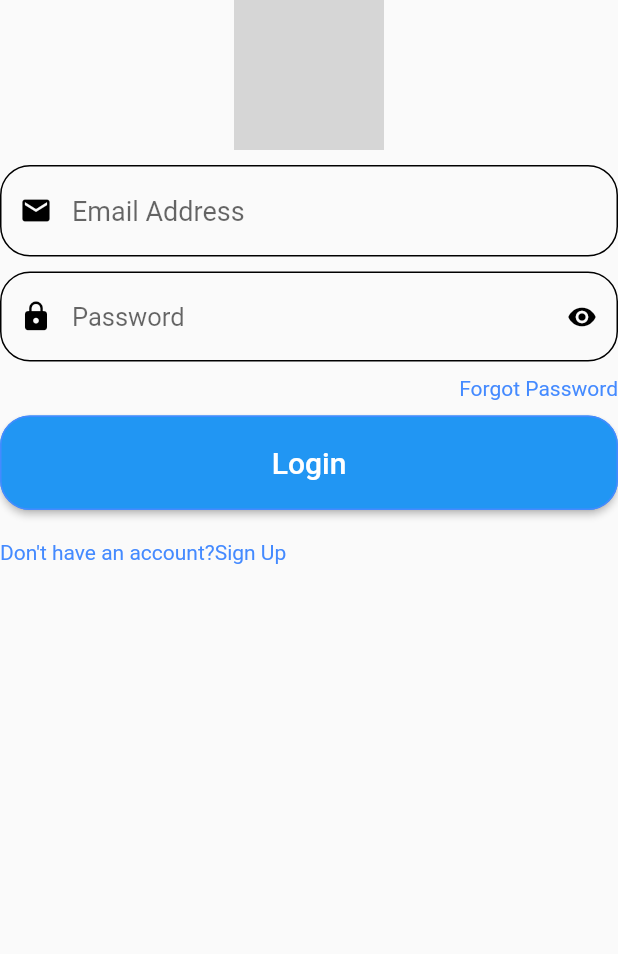
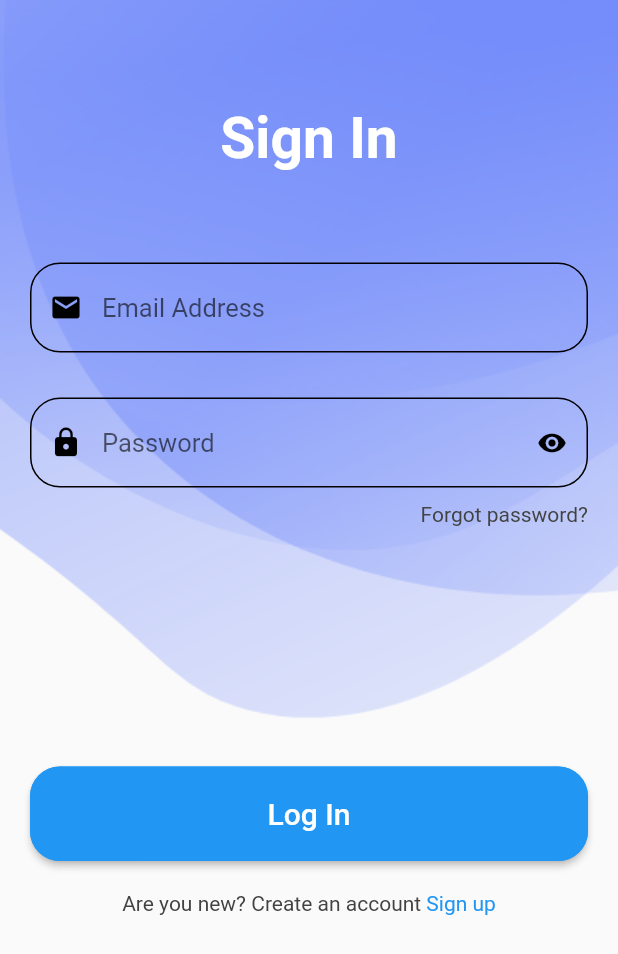
Before and after one commit to sundipthapa/Butcheryshop, a Flutter app: the screen it shows after launch, on a phone screen of 412 x 824 dp. Shown: the top 954 px of the screen. Run offline on Flutter 3.47's test engine with Material 2 defaults, Android fonts, the light colour scheme and no system bars; Roboto replaces fonts that are missing (WorkSansSemiBold); grey boxes are pictures that could not be loaded.

Commit message:
:art: improve on the login screen

```diff
--- a/lib/screens/auth/login.dart
+++ b/lib/screens/auth/login.dart
@@ -1,46 +1,64 @@
+import 'package:flutter/cupertino.dart';
 import 'package:flutter/material.dart';
 
 class LoginScreen extends StatefulWidget {
   const LoginScreen({Key? key}) : super(key: key);
 
   @override
-  State<LoginScreen> createState() => _LoginScreenState();
+  _LoginScreenState createState() => _LoginScreenState();
 }
 
 class _LoginScreenState extends State<LoginScreen> {
-  TextEditingController _emailcontroller = TextEditingController();
+  TextEditingController _emailController = TextEditingController();
   TextEditingController _passwordController = TextEditingController();
 
   bool _obscureTextPassword = true;
+
   @override
   Widget build(BuildContext context) {
-    return Scaffold(
-      body: Container(
+    return SafeArea(
+      child: Scaffold(
+        body: SingleChildScrollView(
+          child: Container(
+            height: 800,
+            padding: EdgeInsets.all(20),
+            decoration: BoxDecoration(
+              image: DecorationImage(
+                image: AssetImage(
+                  "assets/images/b1.png",
+                ),
+                fit: BoxFit.cover,
+              ),
+            ),
             child: Column(
               children: [
-            Image.asset(
-              "logo.png",
-              height: 100,
-              width: 100,
+                SizedBox(
+                  height: 50,
+                ),
+                Text(
+                  "Sign In",
+                  style: TextStyle(
+                    color: Colors.white,
+                    fontSize: 38,
+                    fontFamily: 'WorkSansSemiBold',
+                    fontWeight: FontWeight.bold,
+                  ),
                 ),
                 SizedBox(
-              height: 10,
+                  height: 60,
                 ),
                 TextFormField(
-              controller: _emailcontroller,
+                  controller: _emailController,
                   keyboardType: TextInputType.emailAddress,
                   style: const TextStyle(
                       fontFamily: 'WorkSansSemiBold',
-                fontSize: 18,
-                color: Colors.black,
-              ),
+                      fontSize: 16.0,
+                      color: Colors.black),
                   decoration: InputDecoration(
                     enabledBorder: OutlineInputBorder(
-                  borderRadius: BorderRadius.circular(20),
-                ),
+                        borderRadius: BorderRadius.circular(20)),
                     focusedBorder: OutlineInputBorder(
-                  borderRadius: BorderRadius.circular(20),
-                ),
+                        borderRadius: BorderRadius.circular(20)),
                     border: InputBorder.none,
                     prefixIcon: Icon(
                       Icons.email,
@@ -48,27 +66,25 @@ class _LoginScreenState extends State<LoginScreen> {
                       size: 22.0,
                     ),
                     hintText: 'Email Address',
-                hintStyle: TextStyle(fontFamily: 'WorkSansSemiBold'),
+                    hintStyle: TextStyle(
+                        fontFamily: 'WorkSansSemiBold', fontSize: 17.0),
                   ),
                 ),
                 SizedBox(
-              height: 10,
+                  height: 30,
                 ),
                 TextFormField(
                   controller: _passwordController,
                   obscureText: _obscureTextPassword,
                   style: const TextStyle(
-                fontFamily: "WorkSansSemiBold",
+                      fontFamily: 'WorkSansSemiBold',
                       fontSize: 16.0,
-                color: Colors.black,
-              ),
+                      color: Colors.black),
                   decoration: InputDecoration(
                     enabledBorder: OutlineInputBorder(
-                  borderRadius: BorderRadius.circular(20),
-                ),
+                        borderRadius: BorderRadius.circular(20)),
                     focusedBorder: OutlineInputBorder(
-                  borderRadius: BorderRadius.circular(20),
-                ),
+                        borderRadius: BorderRadius.circular(20)),
                     prefixIcon: const Icon(
                       Icons.lock,
                       size: 22.0,
@@ -76,9 +92,7 @@ class _LoginScreenState extends State<LoginScreen> {
                     ),
                     hintText: 'Password',
                     hintStyle: const TextStyle(
-                  fontFamily: "WorkSansSemiBold",
-                  fontSize: 17.0,
-                ),
+                        fontFamily: 'WorkSansSemiBold', fontSize: 17.0),
                     suffixIcon: GestureDetector(
                       onTap: () {
                         setState(() {
@@ -101,58 +115,54 @@ class _LoginScreenState extends State<LoginScreen> {
                 Align(
                   alignment: Alignment.centerRight,
                   child: Text(
-                "Forgot Password",
-                style: TextStyle(color: Colors.blueAccent),
+                    "Forgot password?",
+                    style: TextStyle(color: Colors.grey.shade800),
                   ),
                 ),
                 SizedBox(
-              height: 10,
+                  height: 160,
                 ),
                 Container(
                   width: double.infinity,
                   child: ElevatedButton(
                       style: ButtonStyle(
-                  shape: MaterialStateProperty.all<RoundedRectangleBorder>(
+                        shape:
+                            MaterialStateProperty.all<RoundedRectangleBorder>(
                                 RoundedRectangleBorder(
                                     borderRadius: BorderRadius.circular(20),
-                        side: BorderSide(color: Colors.blueAccent)),
-                  ),
-                  padding: MaterialStateProperty.all(
-                    EdgeInsets.symmetric(vertical: 20),
-                  ),
+                                    side: BorderSide(color: Colors.blue))),
+                        padding: MaterialStateProperty.all<EdgeInsets>(
+                            EdgeInsets.symmetric(vertical: 20)),
                       ),
                       onPressed: () {},
                       child: Text(
-                  "Login",
-                  style: TextStyle(
-                    fontSize: 20,
-                  ),
-                ),
-              ),
+                        "Log In",
+                        style: TextStyle(fontSize: 20),
+                      )),
                 ),
                 SizedBox(
                   height: 20,
                 ),
                 Row(
+                  mainAxisAlignment: MainAxisAlignment.center,
                   children: [
                     Text(
-                  "Don't have an account?",
-                  style: TextStyle(
-                    color: Colors.blueAccent,
+                      "Are you new? Create an account ",
+                      style: TextStyle(color: Colors.grey.shade800),
+                    ),
+                    InkWell(
+                        onTap: () {
+                          Navigator.of(context).pushNamed("/register");
+                        },
+                        child: Text(
+                          "Sign up",
+                          style: TextStyle(color: Colors.blue),
+                        ))
+                  ],
+                ),
+              ],
             ),
           ),
-                InkWell(
-                  onTap: () {},
-                  child: Text(
-                    "Sign Up",
-                    style: TextStyle(
-                      color: Colors.blueAccent,
-                    ),
-                  ),
-                )
-              ],
-            )
-          ],
         ),
       ),
     );
--- a/pubspec.yaml
+++ b/pubspec.yaml
@@ -60,9 +60,8 @@ flutter:
   uses-material-design: true
 
   # To add assets to your application, add an assets section, like this:
-  # assets:
-  #   - images/a_dot_burr.jpeg
-  #   - images/a_dot_ham.jpeg
+  assets:
+    - assets/images/
 
   # An image asset can refer to one or more resolution-specific "variants", see
   # https://flutter.dev/assets-and-images/#resolution-aware
```
Also changed, not shown: assets/images/b1.png (added), assets/images/b2.png (added), assets/images/backimg.png (added), assets/images/logo.png (added), assets/images/logo1.png (added), assets/images/splash.gif (added). Lines whose indentation alone changed are shown as unchanged.
